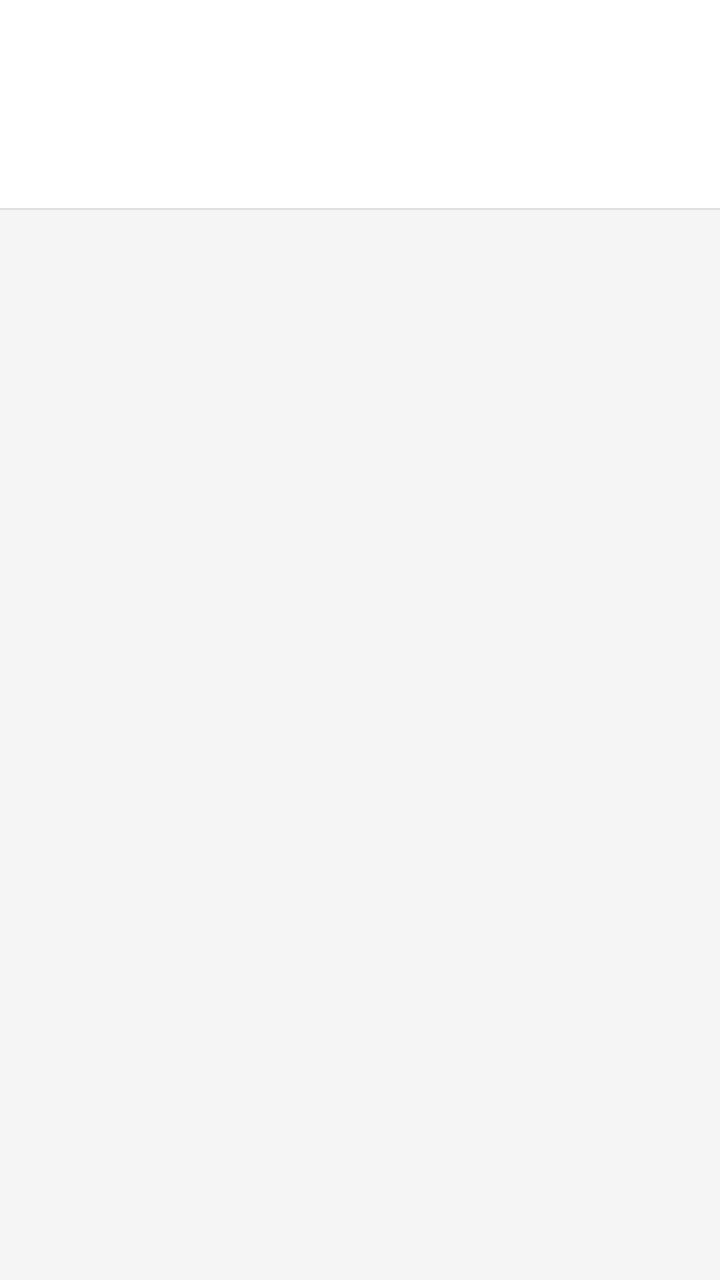
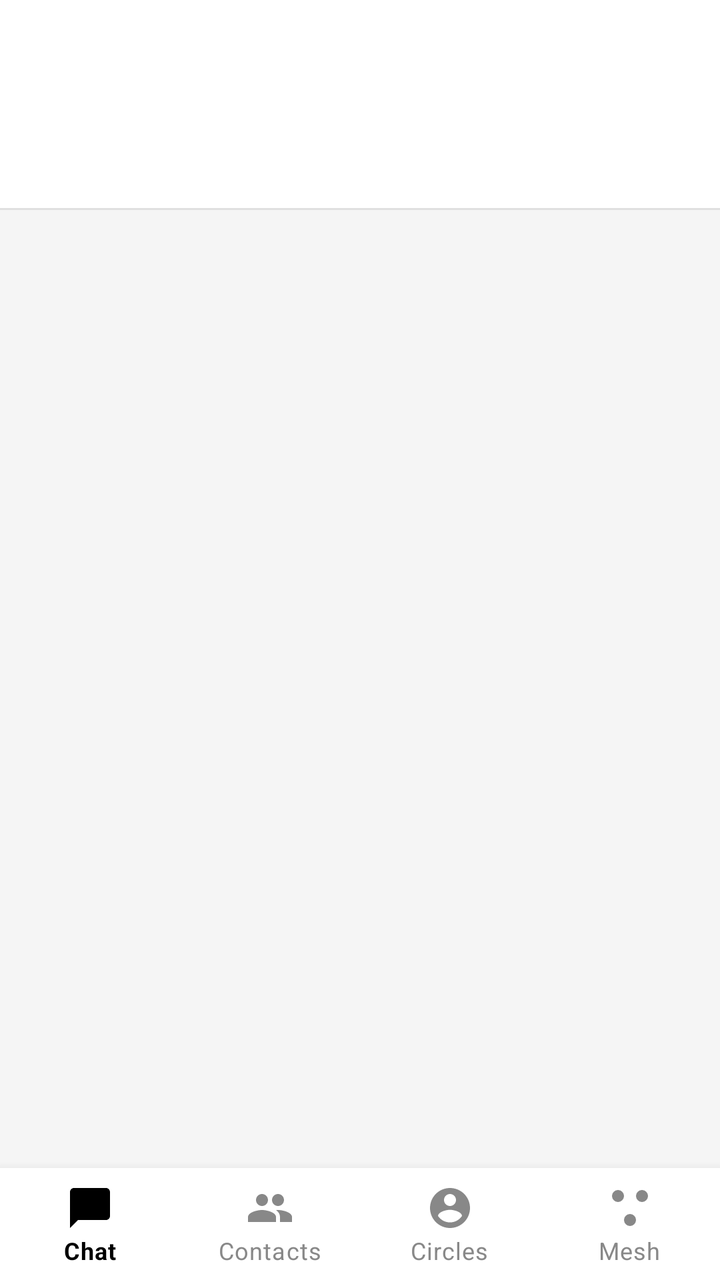

The first picture is an Android layout as it rendered before a commit; the second is the same layout after the commit. The layout source and the unified diff follow.
<!-- AndroidManifest.xml: application theme Theme.ResQNet -->
<!-- res/layout/activity_contacts.xml -->
<?xml version="1.0" encoding="utf-8"?>
<LinearLayout xmlns:android="http://schemas.android.com/apk/res/android"
    xmlns:app="http://schemas.android.com/apk/res-auto"
    android:layout_width="match_parent"
    android:layout_height="match_parent"
    android:orientation="vertical"
    android:background="@color/surface">

    
    <com.google.android.material.appbar.AppBarLayout
        android:id="@+id/appBarLayout"
        android:layout_width="match_parent"
        android:layout_height="wrap_content"
        android:background="@color/surface_card"
        app:elevation="0dp">

        <androidx.appcompat.widget.Toolbar
            android:id="@+id/toolbar"
            android:layout_width="match_parent"
            android:layout_height="?attr/actionBarSize"
            android:background="@color/surface_card"
            app:titleTextColor="@color/text_primary"
            app:navigationIconTint="@color/text_primary"
            android:title="Contacts" />

        <com.google.android.material.tabs.TabLayout
            android:id="@+id/tabLayout"
            android:layout_width="match_parent"
            android:layout_height="48dp"
            android:background="@color/surface_card"
            app:tabTextColor="@color/text_muted"
            app:tabSelectedTextColor="@color/text_primary"
            app:tabIndicatorColor="@color/text_primary"
            app:tabIndicatorHeight="2dp"
            style="@style/Widget.MaterialComponents.TabLayout" />

        
        <View
            android:layout_width="match_parent"
            android:layout_height="1dp"
            android:background="@color/color_divider" />

    </com.google.android.material.appbar.AppBarLayout>

    
    <androidx.viewpager2.widget.ViewPager2
        android:id="@+id/viewPager"
        android:layout_width="match_parent"
        android:layout_height="0dp"
        android:layout_weight="1" />

</LinearLayout>
<!-- resources referenced by this layout -->
<resources>
  <color name="color_divider">#E0E0E0</color>
  <color name="surface">#F5F5F5</color>
  <color name="surface_card">#FFFFFF</color>
  <color name="text_muted">#888888</color>
  <color name="text_primary">#000000</color>
  <style name="Theme.ResQNet" parent="Theme.MaterialComponents.DayNight.NoActionBar">
          
          <item name="colorPrimary">@color/resq_primary</item>
          <item name="colorPrimaryVariant">@color/resq_primary_dark</item>
          <item name="colorOnPrimary">@color/white</item>
          
          <item name="colorSecondary">@color/resq_primary</item>
          <item name="colorSecondaryVariant">@color/resq_primary</item>
          <item name="colorOnSecondary">@color/white</item>
          
          <item name="android:colorBackground">@color/surface_card</item>
          <item name="colorSurface">@color/surface_card</item>
          <item name="colorOnSurface">@color/text_primary</item>
          
          <item name="android:statusBarColor">@color/resq_primary</item>
          <item name="android:navigationBarColor">@color/white</item>
          <item name="android:windowLightStatusBar" tools:targetApi="m">false</item>
          
          <item name="materialButtonStyle">@style/Widget.ResQNet.Button</item>
      </style>
  <color name="resq_primary">#000000</color>
  <color name="resq_primary_dark">#000000</color>
  <color name="white">#FFFFFFFF</color>
  <style name="Widget.ResQNet.Button" parent="Widget.MaterialComponents.Button">
          <item name="backgroundTint">@color/resq_primary</item>
          <item name="android:textColor">@color/white</item>
          <item name="cornerRadius">24dp</item>
      </style>
</resources>

<!-- the commit's change to res/layout/activity_contacts.xml (unified diff, before → after) -->
@@ -1,52 +1,71 @@
 <?xml version="1.0" encoding="utf-8"?>
-<LinearLayout xmlns:android="http://schemas.android.com/apk/res/android"
+<RelativeLayout xmlns:android="http://schemas.android.com/apk/res/android"
     xmlns:app="http://schemas.android.com/apk/res-auto"
     android:layout_width="match_parent"
     android:layout_height="match_parent"
-    android:orientation="vertical"
     android:background="@color/surface">
 
-    
-    <com.google.android.material.appbar.AppBarLayout
-        android:id="@+id/appBarLayout"
+    <LinearLayout
+        android:layout_width="match_parent"
+        android:layout_height="match_parent"
+        android:orientation="vertical"
+        android:layout_above="@id/bottomNav">
+
+        
+        <com.google.android.material.appbar.AppBarLayout
+            android:id="@+id/appBarLayout"
+            android:layout_width="match_parent"
+            android:layout_height="wrap_content"
+            android:background="@color/surface_card"
+            app:elevation="0dp">
+
+            <androidx.appcompat.widget.Toolbar
+                android:id="@+id/toolbar"
+                android:layout_width="match_parent"
+                android:layout_height="?attr/actionBarSize"
+                android:background="@color/surface_card"
+                app:titleTextColor="@color/text_primary"
+                app:navigationIconTint="@color/text_primary"
+                android:title="Contacts" />
+
+            <com.google.android.material.tabs.TabLayout
+                android:id="@+id/tabLayout"
+                android:layout_width="match_parent"
+                android:layout_height="48dp"
+                android:background="@color/surface_card"
+                app:tabTextColor="@color/text_muted"
+                app:tabSelectedTextColor="@color/text_primary"
+                app:tabIndicatorColor="@color/text_primary"
+                app:tabIndicatorHeight="2dp"
+                style="@style/Widget.MaterialComponents.TabLayout" />
+
+            
+            <View
+                android:layout_width="match_parent"
+                android:layout_height="1dp"
+                android:background="@color/color_divider" />
+
+        </com.google.android.material.appbar.AppBarLayout>
+
+        
+        <androidx.viewpager2.widget.ViewPager2
+            android:id="@+id/viewPager"
+            android:layout_width="match_parent"
+            android:layout_height="0dp"
+            android:layout_weight="1" />
+
+    </LinearLayout>
+
+    <com.google.android.material.bottomnavigation.BottomNavigationView
+        android:id="@+id/bottomNav"
         android:layout_width="match_parent"
         android:layout_height="wrap_content"
+        android:layout_alignParentBottom="true"
         android:background="@color/surface_card"
-        app:elevation="0dp">
+        app:menu="@menu/bottom_nav_menu"
+        app:itemIconTint="@color/bottom_nav_color"
+        app:itemTextColor="@color/bottom_nav_color"
+        app:elevation="8dp"
+        app:labelVisibilityMode="labeled" />
 
-        <androidx.appcompat.widget.Toolbar
-            android:id="@+id/toolbar"
-            android:layout_width="match_parent"
-            android:layout_height="?attr/actionBarSize"
-            android:background="@color/surface_card"
-            app:titleTextColor="@color/text_primary"
-            app:navigationIconTint="@color/text_primary"
-            android:title="Contacts" />
-
-        <com.google.android.material.tabs.TabLayout
-            android:id="@+id/tabLayout"
-            android:layout_width="match_parent"
-            android:layout_height="48dp"
-            android:background="@color/surface_card"
-            app:tabTextColor="@color/text_muted"
-            app:tabSelectedTextColor="@color/text_primary"
-            app:tabIndicatorColor="@color/text_primary"
-            app:tabIndicatorHeight="2dp"
-            style="@style/Widget.MaterialComponents.TabLayout" />
-
-        
-        <View
-            android:layout_width="match_parent"
-            android:layout_height="1dp"
-            android:background="@color/color_divider" />
-
-    </com.google.android.material.appbar.AppBarLayout>
-
-    
-    <androidx.viewpager2.widget.ViewPager2
-        android:id="@+id/viewPager"
-        android:layout_width="match_parent"
-        android:layout_height="0dp"
-        android:layout_weight="1" />
-
-</LinearLayout>
+</RelativeLayout>
